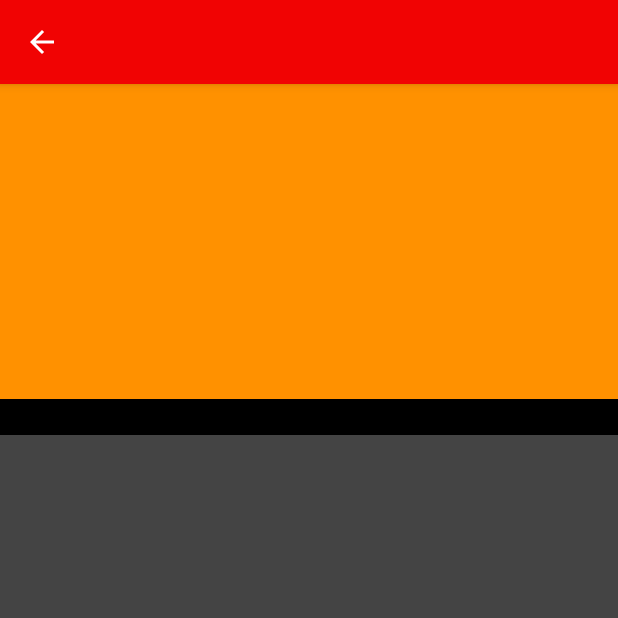
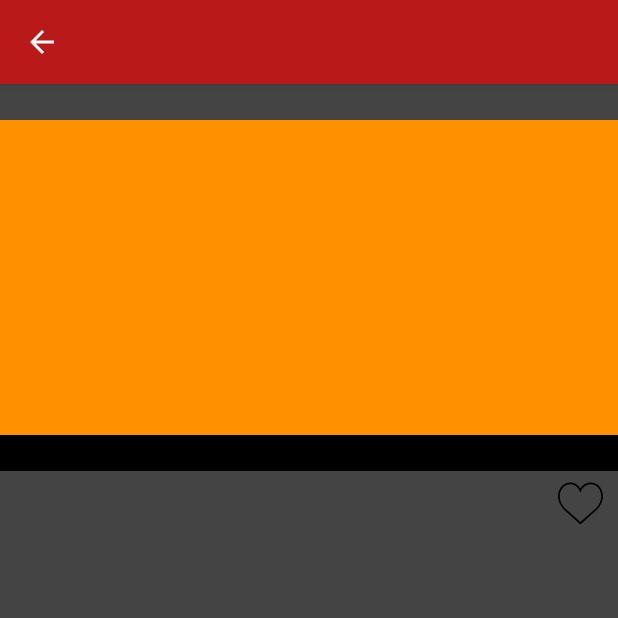
Before and after one commit to fabio91oliveira/MarvelApp, an Android app: the CharacterDetailsActivity screen opened directly, with no data from a screen before it, on a phone screen of 412 x 824 dp, the top half of it. Run offline under Robolectric (Android 15) with nearby library versions, the phone set to English and light mode, and no system bars; 10 statements that could not run were skipped.

Commit message:
Favorite feature implemented unto details screen

```diff
--- a/app/src/main/kotlin/oliveira/fabio/marvelapp/feature/characterslist/viewmodel/CharactersListViewModel.kt
+++ b/app/src/main/kotlin/oliveira/fabio/marvelapp/feature/characterslist/viewmodel/CharactersListViewModel.kt
@@ -15,7 +15,7 @@ import oliveira.fabio.marvelapp.util.Event
 class CharactersListViewModel(private val charactersRepository: CharactersRepository) : ViewModel() {
 
     private val compositeDisposable by lazy { CompositeDisposable() }
-    private val listOfAllFavorites by lazy { arrayListOf<Character>() }
+    val listOfAllFavorites by lazy { arrayListOf<Character>() }
     val mutableLiveDataResults by lazy { MutableLiveData<Event<Response<List<Character>>>>() }
 
     var lastestData: CharactersResponse.Data? = null
--- a/app/src/main/res/layout/activity_character_details.xml
+++ b/app/src/main/res/layout/activity_character_details.xml
@@ -29,7 +29,8 @@
             android:layout_width="match_parent"
             android:layout_height="wrap_content"
             app:layout_constraintTop_toBottomOf="@id/toolbar"
-            android:background="@color/colorSoftGrey">
+            android:background="@color/colorSoftGrey" android:layout_marginTop="24dp"
+            tools:layout_editor_absoluteX="0dp">
 
         <androidx.appcompat.widget.AppCompatImageView
                 android:id="@+id/imgCharacter"
@@ -65,6 +66,22 @@
                 android:ellipsize="end"
                 android:singleLine="true"
                 tools:text="@tools:sample/lorem"/>
+
+        <androidx.appcompat.widget.AppCompatCheckBox
+                android:id="@+id/chkFavorite"
+                android:layout_width="@dimen/favorite_icon_size"
+                android:layout_height="@dimen/favorite_icon_size"
+                android:layout_marginEnd="@dimen/margin_ten"
+                android:layout_marginRight="@dimen/margin_ten"
+                app:layout_constraintTop_toTopOf="@+id/txtCharacterName"
+                app:layout_constraintBottom_toBottomOf="@id/txtCharacterName"
+                app:layout_constraintEnd_toEndOf="parent"
+                android:background="@drawable/selector_favorite_button"
+                android:stateListAnimator="@animator/scale"
+                android:clickable="true"
+                android:button="@null"
+                android:checked="false"
+                android:focusable="true"/>
 
         <androidx.appcompat.widget.AppCompatTextView
                 android:id="@+id/txtCharacterName"
--- a/app/src/main/res/layout/item_character.xml
+++ b/app/src/main/res/layout/item_character.xml
@@ -5,7 +5,7 @@
         xmlns:tools="http://schemas.android.com/tools"
         android:layout_width="match_parent"
         android:layout_height="wrap_content"
-        app:cardCornerRadius="@dimen/margin_sixteen"
+        app:cardCornerRadius="@dimen/margin_four"
         app:cardUseCompatPadding="true">
 
     <androidx.constraintlayout.widget.ConstraintLayout
--- a/app/src/main/res/values/colors.xml
+++ b/app/src/main/res/values/colors.xml
@@ -1,7 +1,7 @@
 <?xml version="1.0" encoding="utf-8"?>
 <resources>
-    <color name="colorPrimary">#F10303</color>
-    <color name="colorPrimaryDark">#C20C0C</color>
+    <color name="colorPrimary">#B91919</color>
+    <color name="colorPrimaryDark">#7C0B0B</color>
     <color name="colorAccent">#FF9100</color>
     <color name="colorSoftGrey">#444444</color>
     <color name="colorWhite">#FFFFFF</color>
```
Also changed, not shown: app/src/main/kotlin/oliveira/fabio/marvelapp/feature/characterdetails/ui/activity/CharacterDetailsActivity.kt (+12 -0 lines), app/src/main/kotlin/oliveira/fabio/marvelapp/feature/characterdetails/viewmodel/CharacterDetailsViewModel.kt (+38 -1 lines), app/src/main/kotlin/oliveira/fabio/marvelapp/feature/characterslist/ui/activity/CharactersListActivity.kt (+14 -1 lines), app/src/main/kotlin/oliveira/fabio/marvelapp/feature/characterslist/ui/adapter/CharactersAdapter.kt (+9 -0 lines).
